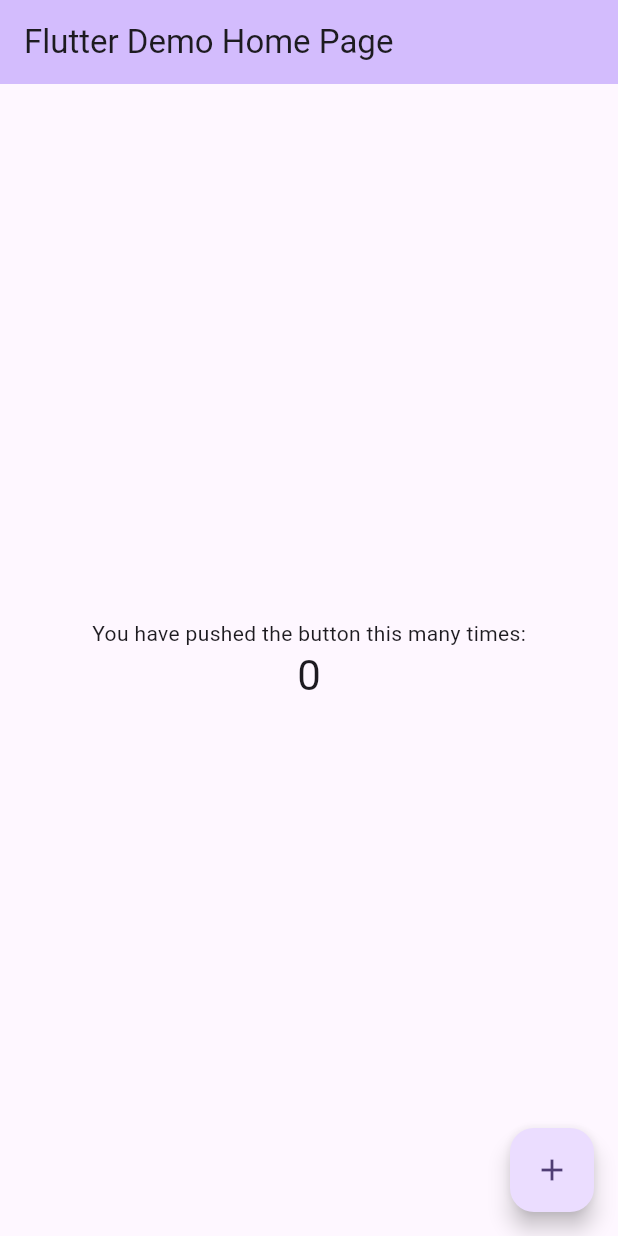
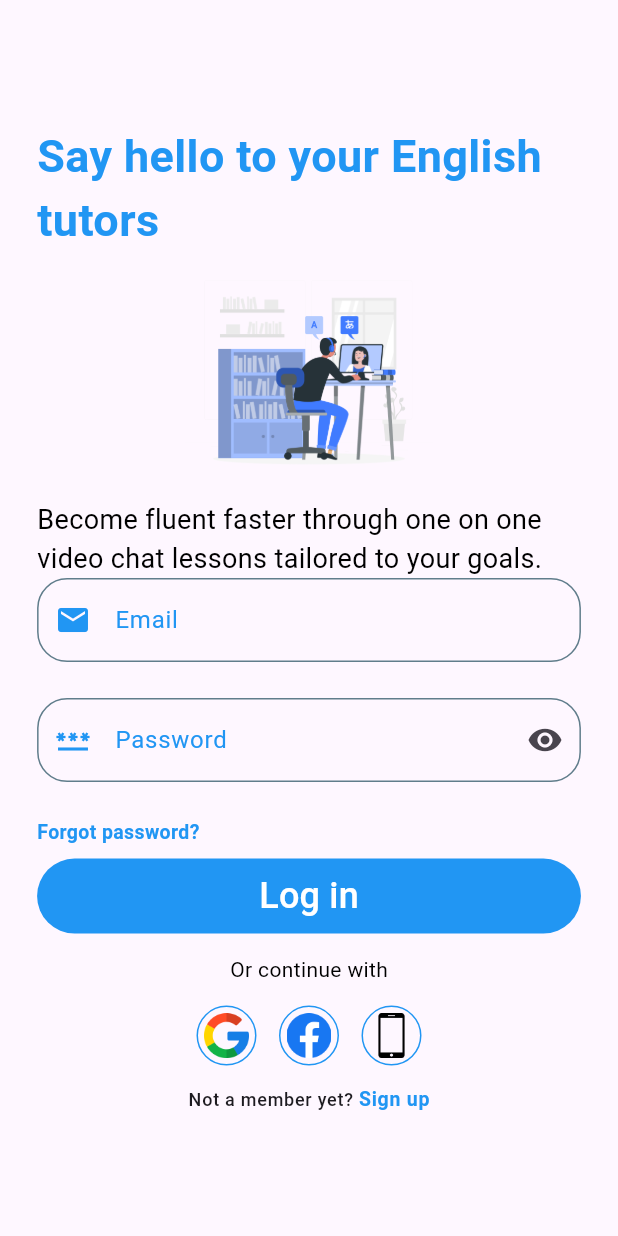
Before and after one commit to namvay0403/e_learning, a Flutter app: the screen it shows after launch, on a phone screen of 412 x 824 dp. Run offline on Flutter 3.47's test engine with Material 2 defaults, Android fonts, the phone set to English and light mode, and no system bars; missing offline and left inert: dart:ffi; Roboto replaces fonts that are missing (GoogleSans-Bold, GoogleSans-Regular).

Commit message:
Login Page

```diff
--- /dev/null
+++ b/lib/login/login.dart
@@ -0,0 +1 @@
+export 'view/login_page.dart';
--- /dev/null
+++ b/lib/login/view/login_page.dart
@@ -0,0 +1,207 @@
+import 'package:flutter/material.dart';
+
+import '../../utilities/button/buttonCustom.dart';
+import '../../utilities/constants/constants.dart';
+import '../../utilities/textField/textFieldCustom.dart';
+
+class LoginPage extends StatefulWidget {
+  const LoginPage({super.key});
+
+  @override
+  State<LoginPage> createState() => _LoginPageState();
+}
+
+class _LoginPageState extends State<LoginPage> {
+  final formKeyLogin = GlobalKey<FormState>();
+  TextEditingController emailController = TextEditingController();
+  TextEditingController passwordController = TextEditingController();
+
+  @override
+  void dispose() {
+    // TODO: implement dispose
+    super.dispose();
+    emailController.dispose();
+    passwordController.dispose();
+  }
+
+  @override
+  Widget build(BuildContext context) {
+    final Size size = MediaQuery.of(context).size;
+    return Scaffold(
+      body: Center(
+        child: Padding(
+          padding: EdgeInsets.symmetric(
+              horizontal: size.height * 0.03, vertical: size.width * 0.1),
+          child: SingleChildScrollView(
+            child: Column(
+              mainAxisAlignment: MainAxisAlignment.center,
+              crossAxisAlignment: CrossAxisAlignment.start,
+              children: <Widget>[
+                const Text(
+                  'Say hello to your English tutors',
+                  style: TextStyle(
+                    color: colorProject.primaryColor,
+                    fontSize: 30,
+                    fontFamily: fontBoldApp,
+                    fontWeight: FontWeight.bold,
+                  ),
+                ),
+                SizedBox(
+                  height: size.height * 0.2,
+                  width: size.width,
+                  child: Image.asset(AppAssets.elearning),
+                ),
+                const Text(
+                  'Become fluent faster through one on one video chat lessons tailored to your goals.',
+                  style: TextStyle(
+                    color: Colors.black,
+                    fontSize: 18,
+                    fontFamily: fontBoldApp,
+                  ),
+                ),
+                Form(
+                  key: formKeyLogin,
+                  child: ListView(
+                    shrinkWrap: true,
+                    physics: const NeverScrollableScrollPhysics(),
+                    children: <Widget>[
+                      SizedBox(
+                        height: 80,
+                        child: TextFieldApp(
+                          controller: emailController,
+                          label: 'Email',
+                          obsecure: false,
+                          suffixIcon: false,
+                          prefixIcon: Icons.email,
+                          validatorFunc: (input) {
+                            if (input!.isEmpty) {
+                              return 'Not empty';
+                            }
+                            return null;
+                          },
+                        ),
+                      ),
+                      SizedBox(
+                        height: 80,
+                        child: TextFieldApp(
+                          controller: passwordController,
+                          label: 'Password',
+                          prefixIcon: Icons.password,
+                          obsecure: true,
+                          suffixIcon: true,
+                          validatorFunc: (input) {
+                            if (input!.isEmpty) {
+                              return 'Not empty';
+                            }
+                            return null;
+                          },
+                        ),
+                      ),
+                      const Row(
+                        mainAxisAlignment: MainAxisAlignment.start,
+                        children: [
+                          Text(
+                            'Forgot password?',
+                            style: TextStyle(
+                                color: colorProject.primaryColor,
+                                fontSize: fontSize.textField,
+                                fontFamily: fontBoldApp,
+                                fontWeight: FontWeight.bold),
+                          ),
+                        ],
+                      ),
+                      const SizedBox(height: 8),
+                      ButtonApp(
+                        label: 'Log in',
+                        onPressed: () {
+                          if (formKeyLogin.currentState!.validate()) {}
+                          ;
+                          // Navigator.push(
+                          //   context,
+                          //   MaterialPageRoute(
+                          //     builder: (context) => HomePage(),
+                          //   ),
+                          // );
+                        },
+                      ),
+                    ],
+                  ),
+                ),
+                const SizedBox(height: 14),
+                const Center(
+                  child: Text(
+                    'Or continue with',
+                    style: TextStyle(
+                      color: colorProject.smallTitle,
+                      fontFamily: fontBoldApp,
+                    ),
+                  ),
+                ),
+                const SizedBox(height: 14),
+                Row(
+                  mainAxisAlignment: MainAxisAlignment.center,
+                  children: [
+                    socialButton(assetString: AppAssets.google),
+                    const SizedBox(width: 15),
+                    socialButton(assetString: AppAssets.facebook),
+                    const SizedBox(width: 15),
+                    socialButton(assetString: AppAssets.phone),
+                  ],
+                ),
+                const SizedBox(height: 14),
+                Center(
+                  child: InkWell(
+                    onTap: () {},
+                    child: Text.rich(
+                      TextSpan(
+                        text: 'Not a member yet? ',
+                        style: Theme.of(context).textTheme.labelMedium,
+                        children: const <InlineSpan>[
+                          TextSpan(
+                            text: 'Sign up',
+                            style: TextStyle(
+                              color: colorProject.primaryColor,
+                              fontFamily: fontBoldApp,
+                              fontWeight: FontWeight.bold,
+                              fontSize: fontSize.textField,
+                            ),
+                          ),
+                        ],
+                      ),
+                    ),
+                  ),
+                ),
+              ],
+            ),
+          ),
+        ),
+      ), // This trailing comma makes auto-formatting nicer for build methods.
+    );
+  }
+
+  Ink socialButton({required String assetString}) {
+    return Ink(
+      child: InkWell(
+        onTap: () {},
+        child: Container(
+          alignment: Alignment.center,
+          height: 40,
+          width: 40,
+          decoration: BoxDecoration(
+            border: Border.all(
+              color: Colors.blue,
+            ),
+            shape: BoxShape.circle,
+          ),
+          child: Center(
+            child: Image.asset(
+              assetString,
+              height: 30,
+              width: 30,
+            ),
+          ),
+        ),
+      ),
+    );
+  }
+}
--- a/lib/main.dart
+++ b/lib/main.dart
@@ -1,3 +1,4 @@
+import 'package:e_learning/login/login.dart';
 import 'package:flutter/material.dart';
 
 void main() {
@@ -7,119 +8,16 @@ void main() {
 class MyApp extends StatelessWidget {
   const MyApp({super.key});
 
-  // This widget is the root of your application.
   @override
   Widget build(BuildContext context) {
     return MaterialApp(
+      debugShowCheckedModeBanner: false,
       title: 'Flutter Demo',
       theme: ThemeData(
-        // This is the theme of your application.
-        //
-        // TRY THIS: Try running your application with "flutter run". You'll see
-        // the application has a blue toolbar. Then, without quitting the app,
-        // try changing the seedColor in the colorScheme below to Colors.green
-        // and then invoke "hot reload" (save your changes or press the "hot
-        // reload" button in a Flutter-supported IDE, or press "r" if you used
-        // the command line to start the app).
-        //
-        // Notice that the counter didn't reset back to zero; the application
-        // state is not lost during the reload. To reset the state, use hot
-        // restart instead.
-        //
-        // This works for code too, not just values: Most code changes can be
-        // tested with just a hot reload.
         colorScheme: ColorScheme.fromSeed(seedColor: Colors.deepPurple),
         useMaterial3: true,
       ),
-      home: const MyHomePage(title: 'Flutter Demo Home Page'),
+      home: const LoginPage(),
     );
   }
 }
-
-class MyHomePage extends StatefulWidget {
-  const MyHomePage({super.key, required this.title});
-
-  // This widget is the home page of your application. It is stateful, meaning
-  // that it has a State object (defined below) that contains fields that affect
-  // how it looks.
-
-  // This class is the configuration for the state. It holds the values (in this
-  // case the title) provided by the parent (in this case the App widget) and
-  // used by the build method of the State. Fields in a Widget subclass are
-  // always marked "final".
-
-  final String title;
-
-  @override
-  State<MyHomePage> createState() => _MyHomePageState();
-}
-
-class _MyHomePageState extends State<MyHomePage> {
-  int _counter = 0;
-
-  void _incrementCounter() {
-    setState(() {
-      // This call to setState tells the Flutter framework that something has
-      // changed in this State, which causes it to rerun the build method below
-      // so that the display can reflect the updated values. If we changed
-      // _counter without calling setState(), then the build method would not be
-      // called again, and so nothing would appear to happen.
-      _counter++;
-    });
-  }
-
-  @override
-  Widget build(BuildContext context) {
-    // This method is rerun every time setState is called, for instance as done
-    // by the _incrementCounter method above.
-    //
-    // The Flutter framework has been optimized to make rerunning build methods
-    // fast, so that you can just rebuild anything that needs updating rather
-    // than having to individually change instances of widgets.
-    return Scaffold(
-      appBar: AppBar(
-        // TRY THIS: Try changing the color here to a specific color (to
-        // Colors.amber, perhaps?) and trigger a hot reload to see the AppBar
-        // change color while the other colors stay the same.
-        backgroundColor: Theme.of(context).colorScheme.inversePrimary,
-        // Here we take the value from the MyHomePage object that was created by
-        // the App.build method, and use it to set our appbar title.
-        title: Text(widget.title),
-      ),
-      body: Center(
-        // Center is a layout widget. It takes a single child and positions it
-        // in the middle of the parent.
-        child: Column(
-          // Column is also a layout widget. It takes a list of children and
-          // arranges them vertically. By default, it sizes itself to fit its
-          // children horizontally, and tries to be as tall as its parent.
-          //
-          // Column has various properties to control how it sizes itself and
-          // how it positions its children. Here we use mainAxisAlignment to
-          // center the children vertically; the main axis here is the vertical
-          // axis because Columns are vertical (the cross axis would be
-          // horizontal).
-          //
-          // TRY THIS: Invoke "debug painting" (choose the "Toggle Debug Paint"
-          // action in the IDE, or press "p" in the console), to see the
-          // wireframe for each widget.
-          mainAxisAlignment: MainAxisAlignment.center,
-          children: <Widget>[
-            const Text(
-              'You have pushed the button this many times:',
-            ),
-            Text(
-              '$_counter',
-              style: Theme.of(context).textTheme.headlineMedium,
-            ),
-          ],
-        ),
-      ),
-      floatingActionButton: FloatingActionButton(
-        onPressed: _incrementCounter,
-        tooltip: 'Increment',
-        child: const Icon(Icons.add),
-      ), // This trailing comma makes auto-formatting nicer for build methods.
-    );
-  }
-}
--- /dev/null
+++ b/lib/utilities/button/buttonCustom.dart
@@ -0,0 +1,32 @@
+import 'package:flutter/material.dart';
+import '../constants/constants.dart';
+
+class ButtonApp extends StatefulWidget {
+  const ButtonApp({super.key, required this.label, required this.onPressed});
+
+  final String label;
+  final void Function()? onPressed;
+
+  @override
+  State<ButtonApp> createState() => _ButtonAppState();
+}
+
+class _ButtonAppState extends State<ButtonApp> {
+  @override
+  Widget build(BuildContext context) {
+    return TextButton(
+      onPressed: widget.onPressed,
+      style: TextButton.styleFrom(
+        backgroundColor: colorProject.primaryColor,
+      ),
+      child: Text(
+        widget.label,
+        style: const TextStyle(
+          color: Colors.white,
+          fontSize: fontSize.large,
+          fontFamily: fontBoldApp,
+        ),
+      ),
+    );
+  }
+}
--- /dev/null
+++ b/lib/utilities/constants/constants.dart
@@ -0,0 +1,23 @@
+import 'package:flutter/material.dart';
+
+class AppAssets {
+  static String elearning = 'assets/images/elearning.png';
+  static String facebook = 'assets/images/facebook.png';
+  static String google = 'assets/images/google.png';
+  static String phone = 'assets/images/phone.png';
+}
+
+const fontApp = "GoogleSans-Regular";
+const fontBoldApp = "GoogleSans-Bold";
+
+class fontSize {
+  static const double large = 24;
+  static const double medium = 15;
+  static const double textField = 13;
+}
+
+class colorProject {
+  static const Color primaryColor = Colors.blue;
+  static const Color subColor = Color(0xFF696969);
+  static const Color smallTitle = Colors.black;
+}
--- /dev/null
+++ b/lib/utilities/textField/textFieldCustom.dart
@@ -0,0 +1,83 @@
+import 'dart:ffi';
+
+import 'package:flutter/material.dart';
+
+import '../constants/constants.dart';
+
+// ignore: must_be_immutable
+class TextFieldApp extends StatefulWidget {
+  TextFieldApp({
+    super.key,
+    required this.controller,
+    required this.prefixIcon,
+    required this.label,
+    this.obsecure = true,
+    this.validatorFunc,
+    this.errorText,
+    this.suffixIcon = false,
+  });
+
+  final TextEditingController controller;
+  final IconData prefixIcon;
+  final String label;
+  final bool suffixIcon;
+  bool obsecure;
+  String? Function(String?)? validatorFunc;
+  String? errorText;
+  @override
+  State<TextFieldApp> createState() => _TextFieldAppState();
+}
+
+class _TextFieldAppState extends State<TextFieldApp> {
+  @override
+  Widget build(BuildContext context) {
+    return TextFormField(
+      style: const TextStyle(
+        fontFamily: fontApp,
+      ),
+      controller: widget.controller,
+      obscureText: widget.obsecure,
+      cursorColor: colorProject.primaryColor,
+      decoration: InputDecoration(
+        filled: true,
+        fillColor: Colors.transparent,
+        border: OutlineInputBorder(
+          borderRadius: BorderRadius.circular(15),
+        ),
+        prefixIcon: Icon(widget.prefixIcon, color: colorProject.primaryColor),
+        suffixIcon: widget.suffixIcon
+            ? InkWell(
+                onTap: () {
+                  setState(
+                    () {
+                      widget.obsecure = !widget.obsecure;
+                    },
+                  );
+                },
+                child: Icon(
+                    widget.obsecure ? Icons.visibility : Icons.visibility_off),
+              )
+            : const SizedBox(height: 0, width: 0),
+        labelText: widget.label,
+        labelStyle: const TextStyle(
+          color: colorProject.primaryColor,
+          fontFamily: fontApp,
+        ),
+        enabledBorder: OutlineInputBorder(
+          borderSide: const BorderSide(color: Colors.blueGrey),
+          borderRadius: BorderRadius.circular(20),
+        ),
+        focusedBorder: OutlineInputBorder(
+          borderSide:
+              const BorderSide(color: colorProject.primaryColor, width: 1.5),
+          borderRadius: BorderRadius.circular(15),
+        ),
+        errorText: widget.errorText,
+        errorStyle: const TextStyle(
+          fontFamily: fontApp,
+        ),
+      ),
+      validator: widget.validatorFunc,
+    );
+  }
+}
--- a/pubspec.yaml
+++ b/pubspec.yaml
@@ -59,8 +59,9 @@ flutter:
   uses-material-design: true
 
   # To add assets to your application, add an assets section, like this:
-  # assets:
-  #   - images/a_dot_burr.jpeg
+  assets:
+     - assets/images/
+     - assets/fonts/
   #   - images/a_dot_ham.jpeg
 
   # An image asset can refer to one or more resolution-specific "variants", see
```
Also changed, not shown: assets/fonts/GoogleSans-Bold.ttf (added), assets/fonts/GoogleSans-BoldItalic.ttf (added), assets/fonts/GoogleSans-Italic.ttf (added), assets/fonts/GoogleSans-Medium.ttf (added), assets/fonts/GoogleSans-MediumItalic.ttf (added), assets/fonts/GoogleSans-Regular.ttf (added), assets/images/elearning.png (added), assets/images/facebook.png (added), assets/images/google.png (added), assets/images/phone.png (added).
